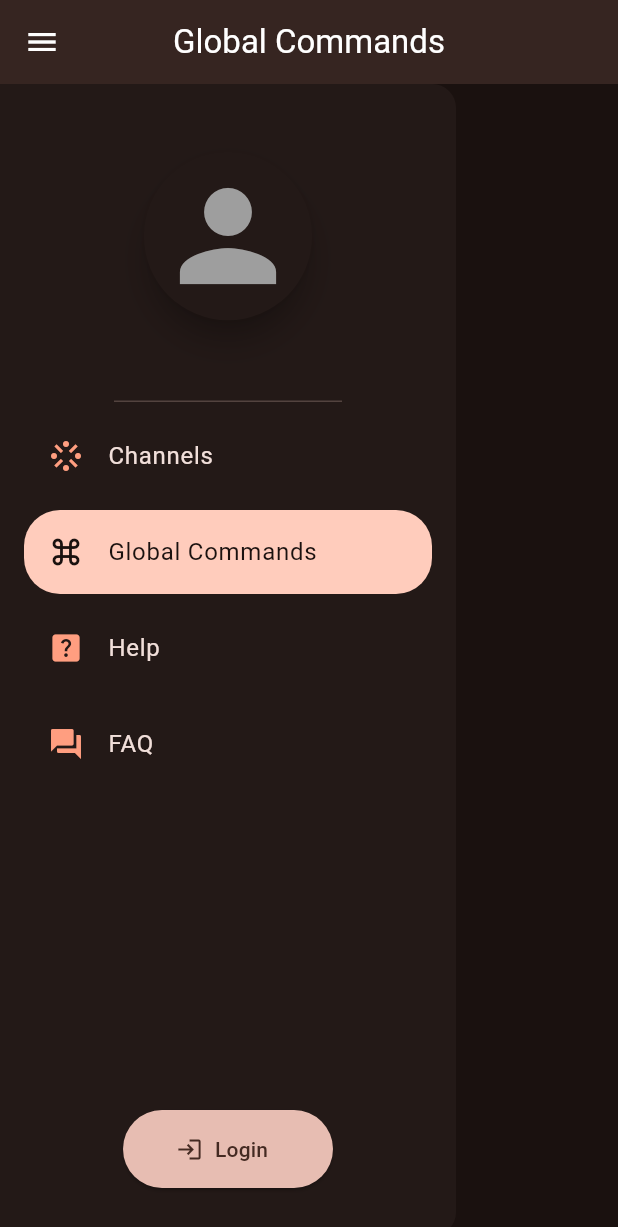
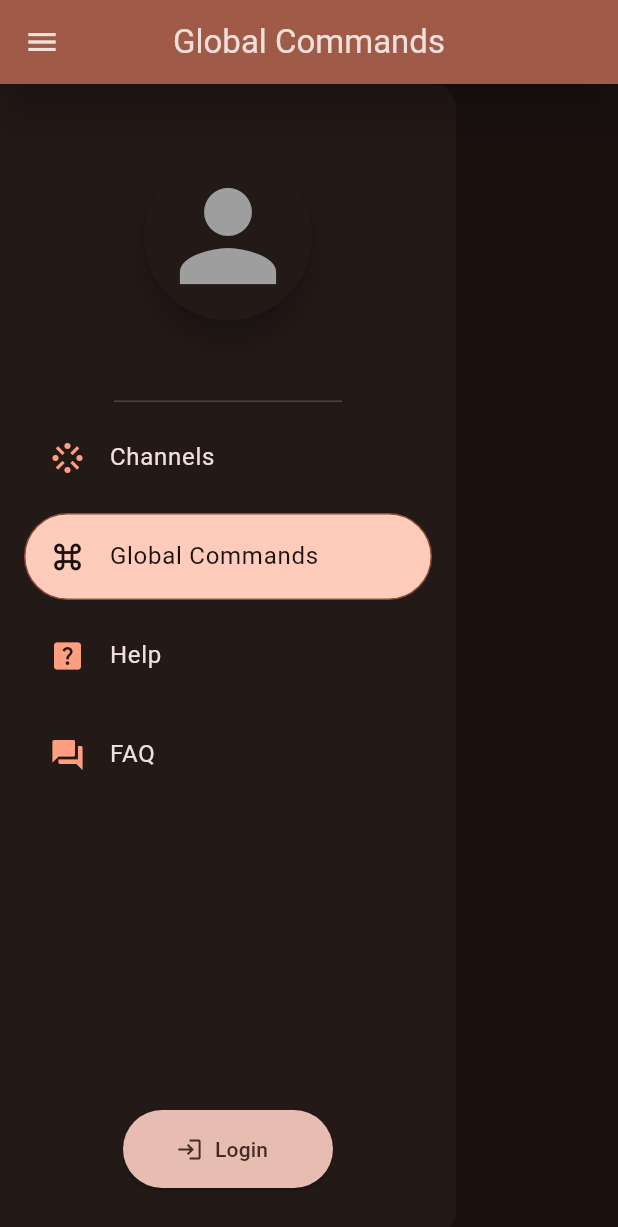
Before and after one commit to meutraa/meuua-dashboard, a Flutter app: the screen it shows after launch, in the side drawer, after a tap on "Channels", on a phone screen of 412 x 824 dp. Shown: the top 1227 px of the screen. Run offline on Flutter 3.47's test engine with Material 2 defaults, Android fonts, the light colour scheme and no system bars; our stand-ins replace adaptive_breakpoints, dio, retrofit, shared_preferences; missing offline and left inert: adaptive_components; accounts and stored records are empty; generated files the repository leaves out were written again; network calls fail.

Commit message:
Style fixes/changes

```diff
--- a/lib/drawer.dart
+++ b/lib/drawer.dart
@@ -3,6 +3,7 @@ import 'package:flutter/material.dart';
 import 'auth.dart';
 import 'avatar.dart';
 import 'drawer_header.dart';
+import 'drawer_item.dart';
 import 'main.dart';
 import 'mixin_value_notifier.dart';
 import 'model/user.dart';
@@ -35,70 +36,53 @@ class _MeuuaDrawerState extends State<MeuuaDrawer>
             listTileTheme: ListTileThemeData(
               selectedColor: Theme.of(context).colorScheme.surface,
               style: ListTileStyle.drawer,
-              selectedTileColor: Colors.deepOrange.shade100,
               iconColor: Colors.deepOrangeAccent.shade100,
-              shape: RoundedRectangleBorder(
-                borderRadius: BorderRadius.circular(24),
-              ),
+              shape: const StadiumBorder(),
             ),
           ),
           child: Column(
             children: [
               const DrawerHeaderer(),
-              Padding(
-                padding: const EdgeInsets.symmetric(horizontal: 16),
-                child: ListTile(
+              DrawerItem(
+                title: 'Channels',
+                leading: const Icon(Icons.stream),
                 selected: widget.currentPage == 0,
                 onTap: () => widget.onDestinationSelected(0),
-                  title: const Text('Channels'),
-                  leading: const Icon(Icons.stream),
-                ),
               ),
               const SizedBox(height: 8),
               if (widget.selectedUser != null)
-                Padding(
-                  padding: const EdgeInsets.symmetric(horizontal: 16),
-                  child: ListTile(
-                    selected: widget.currentPage == 1,
-                    title: Text(widget.selectedUser!.displayName),
+                DrawerItem(
+                  title: widget.selectedUser!.displayName,
                   leading: Avatar(
                     size: 36,
                     url: widget.selectedUser?.profileImageUrl,
                   ),
-                  ),
+                  selected: widget.currentPage == 1,
+                  onTap: () {},
                 ),
               if (widget.selectedUser != null) const SizedBox(height: 8),
-              Padding(
-                padding: const EdgeInsets.symmetric(horizontal: 16),
-                child: ListTile(
+              DrawerItem(
+                title: 'Global Commands',
+                leading: const Icon(Icons.keyboard_command_key),
                 selected:
                     widget.currentPage == 1 && widget.selectedUser == null,
                 onTap: () => widget.onDestinationSelected(1),
-                  title: const Text('Global Commands'),
-                  leading: const Icon(Icons.keyboard_command_key),
-                ),
               ),
               const SizedBox(height: 8),
-              Padding(
-                padding: const EdgeInsets.symmetric(horizontal: 16),
-                child: ListTile(
+              DrawerItem(
+                title: 'Help',
+                leading: const Icon(Icons.help_center),
                 selected:
                     widget.currentPage == 2 && widget.selectedUser == null,
                 onTap: () => widget.onDestinationSelected(2),
-                  title: const Text('Help'),
-                  leading: const Icon(Icons.help_center),
-                ),
               ),
               const SizedBox(height: 8),
-              Padding(
-                padding: const EdgeInsets.symmetric(horizontal: 16),
-                child: ListTile(
+              DrawerItem(
+                title: 'FAQ',
+                leading: const Icon(Icons.question_answer),
                 selected:
                     widget.currentPage == 3 && widget.selectedUser == null,
                 onTap: () => widget.onDestinationSelected(3),
-                  title: const Text('FAQ'),
-                  leading: const Icon(Icons.question_answer),
-                ),
               ),
               const Spacer(),
               if (value != null)
--- /dev/null
+++ b/lib/drawer_item.dart
@@ -0,0 +1,52 @@
+import 'package:flutter/material.dart';
+
+class DrawerItem extends StatelessWidget {
+  final String title;
+  final Widget leading;
+  final bool selected;
+  final VoidCallback onTap;
+
+  const DrawerItem({
+    required this.title,
+    required this.leading,
+    required this.selected,
+    required this.onTap,
+    super.key,
+  });
+
+  /*@override
+  Widget build(BuildContext context) => Padding(
+        padding: const EdgeInsets.symmetric(horizontal: 16),
+        child: Ink(
+          decoration: BoxDecoration(
+            borderRadius: BorderRadius.circular(48),
+            color: selected ? Colors.deepOrange.shade100 : Colors.transparent,
+          ),
+          child: ListTile(
+            selected: selected,
+            onTap: onTap,
+            title: Text(title),
+            leading: leading,
+          ),
+        ),
+      );*/
+
+  @override
+  Widget build(BuildContext context) => Padding(
+        padding: const EdgeInsets.symmetric(horizontal: 16),
+        child: ListTile(
+          selected: selected,
+          shape: StadiumBorder(
+            side: BorderSide(
+              color: selected
+                  ? Theme.of(context).colorScheme.inversePrimary
+                  : Colors.transparent,
+            ),
+          ),
+          selectedTileColor: Colors.deepOrange.shade100,
+          onTap: onTap,
+          title: Text(title),
+          leading: leading,
+        ),
+      );
+}
--- a/lib/main.dart
+++ b/lib/main.dart
@@ -63,10 +63,15 @@ class MyApp extends StatelessWidget {
           ),
           typography: Typography.material2021(),
           appBarTheme: AppBarTheme(
-            foregroundColor: Colors.white,
+            foregroundColor: scheme.onBackground,
             centerTitle: true,
-            elevation: 8,
-            backgroundColor: scheme.background,
+            // elevation: 0,
+            // surfaceTintColor: scheme.sure,
+            // surfaceTintColor: Colors.transparent,
+            scrolledUnderElevation: 12,
+            shadowColor: Colors.black,
+            surfaceTintColor: null,
+            elevation: 12,
           ),
         ),
         home: const HomePage(),
--- a/lib/pages/channels.dart
+++ b/lib/pages/channels.dart
@@ -38,6 +38,7 @@ class ChannelsPageState extends State<ChannelsPage>
   Widget build(BuildContext context) {
     super.build(context);
     return ListView.builder(
+      padding: const EdgeInsets.symmetric(vertical: 16),
       itemCount: _users?.length ?? 0,
       itemBuilder: (context, index) => _users == null
           ? const CircularProgressIndicator()
--- a/lib/pages/commands.dart
+++ b/lib/pages/commands.dart
@@ -30,6 +30,7 @@ class CommandsPageState extends State<CommandsPage>
   Widget build(BuildContext context) {
     super.build(context);
     return ListView.builder(
+      padding: const EdgeInsets.symmetric(vertical: 16),
       itemCount: _commands?.length ?? 0,
       itemBuilder: (context, index) => _commands == null
           ? const CircularProgressIndicator()
--- a/lib/pages/faq.dart
+++ b/lib/pages/faq.dart
@@ -40,7 +40,7 @@ class FAQPageState extends State<FAQPage> with AutomaticKeepAliveClientMixin {
   Widget build(BuildContext context) {
     super.build(context);
     return Padding(
-      padding: const EdgeInsets.only(top: 24),
+      padding: const EdgeInsets.symmetric(vertical: 16),
       child: SingleChildScrollView(
         child: ExpansionPanelList(
           expansionCallback: (panelIndex, isExpanded) {
--- a/lib/pages/home.dart
+++ b/lib/pages/home.dart
@@ -21,6 +21,7 @@ class HomePage extends StatefulWidget {
 class HomePageState extends State<HomePage>
     with ValueNotifierMixin<HomePage, User?> {
   int _currentPage = 0;
+  int _previousPage = 0;
   String title = 'Meuua';
   final GlobalKey<ScaffoldState> _scaffoldKey = GlobalKey<ScaffoldState>();
 
@@ -46,6 +47,7 @@ class HomePageState extends State<HomePage>
           break;
       }
       _selectedUser = null;
+      _previousPage = _currentPage;
       _currentPage = index;
     });
     _scaffoldKey.currentState?.closeDrawer();
@@ -68,7 +70,19 @@ class HomePageState extends State<HomePage>
         }
         return null;
       }(context),
-      appBar: small ? AppBar(title: Text(title)) : null,
+      appBar: small
+          ? AppBar(
+              title: Text(title),
+              leading: _selectedUser != null
+                  ? IconButton(
+                      icon: const Icon(Icons.arrow_back),
+                      onPressed: () => onDestinationSelected(_previousPage),
+                    )
+                  : null,
+              // surfaceTintColor: Colors.white,
+              backgroundColor: Theme.of(context).colorScheme.inversePrimary,
+            )
+          : null,
       body: Row(
         children: [
           AdaptiveContainer(
@@ -90,6 +104,7 @@ class HomePageState extends State<HomePage>
                   setState(() {
                     title = user.displayName;
                     _selectedUser = user;
+                    _previousPage = _currentPage;
                     _currentPage = 1;
                   });
                   _scaffoldKey.currentState?.closeDrawer();
```
Also changed, not shown: lib/pages/channel_settings.dart (+29 -21 lines). Lines whose indentation alone changed are shown as unchanged.
